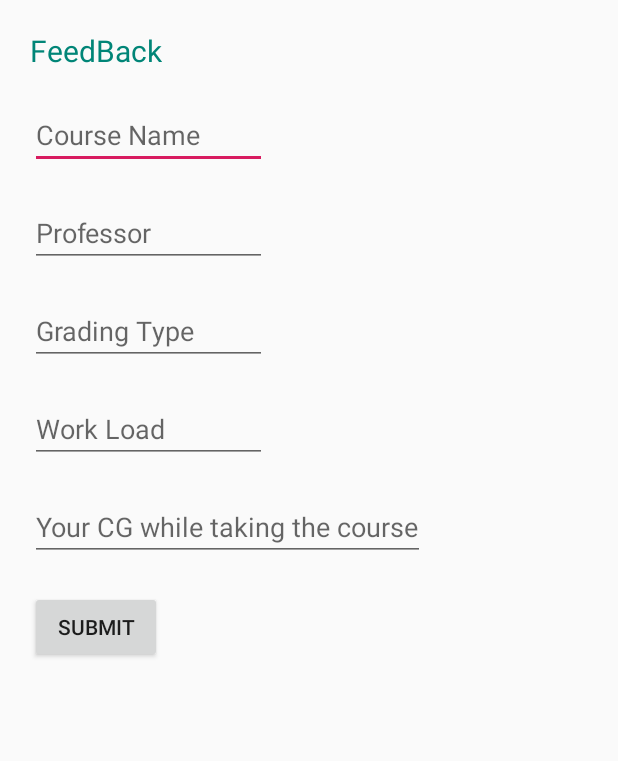
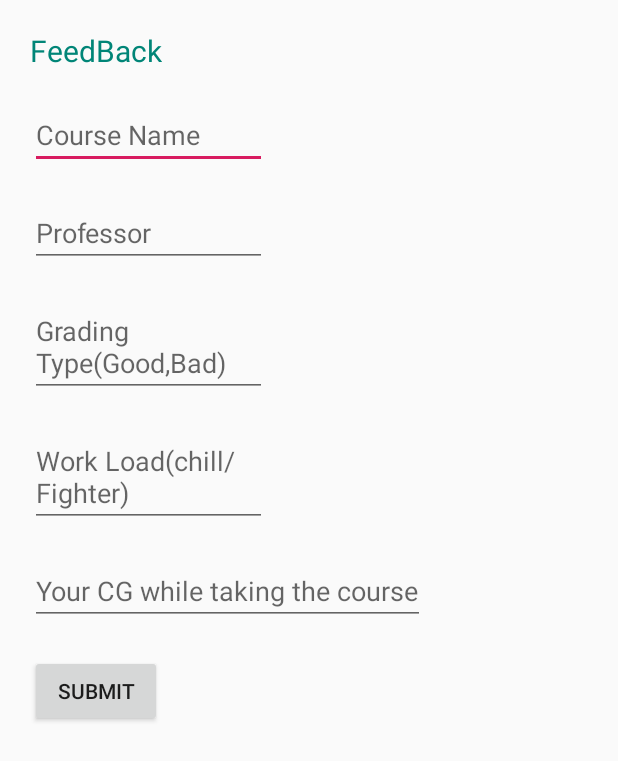
Before and after one commit to Flash-Shivam/HUL_course_selector1, an Android app: the ThirdScreen screen opened directly, with no data from a screen before it, on a phone screen of 412 x 824 dp. Shown: the top 761 px of the screen. Run offline under Robolectric (Android 15) with nearby library versions, the phone set to English and light mode, and no system bars; 1 statement that could not run was skipped.

Commit message:
App Functionality Completed : Design to be improved

```diff
--- a/app/src/main/java/com/shivam/hul_course_selector/ThirdScreen.java
+++ b/app/src/main/java/com/shivam/hul_course_selector/ThirdScreen.java
@@ -6,6 +6,8 @@ import android.database.Cursor;
 import android.database.sqlite.SQLiteDatabase;
 import android.os.Bundle;
 import android.view.View;
+import android.widget.ArrayAdapter;
+import android.widget.AutoCompleteTextView;
 import android.widget.Button;
 import android.widget.EditText;
 import android.widget.TextView;
@@ -15,7 +17,9 @@ import java.util.Random;
 
 public class ThirdScreen extends Activity {
 
+    final String ar [] = new String[]{"Good","Bad",};
 
+    final String arr [] = new String[]{"chill","Fighter",};
 
     @Override
     protected void onCreate(Bundle savedInstanceState) {
@@ -31,7 +35,13 @@ public class ThirdScreen extends Activity {
 
 
 
+        AutoCompleteTextView ed = findViewById(R.id.yar3);
+        ArrayAdapter<String> adapter = new ArrayAdapter<String>(this,android.R.layout.simple_list_item_1 ,ar   );
+        ed.setAdapter(adapter);
 
+        AutoCompleteTextView ea = findViewById(R.id.yar4);
+        ArrayAdapter<String> adapterr = new ArrayAdapter<String>(this,android.R.layout.simple_list_item_1 ,arr   );
+        ea.setAdapter(adapterr);
 
     }
 
@@ -48,7 +58,7 @@ public class ThirdScreen extends Activity {
         EditText v = (EditText) findViewById(R.id.yar4);
         EditText w = (EditText) findViewById(R.id.yar5);
 
-        String send = r.getText().toString() + " " + s.getText().toString() + " " + t.getText().toString() + " " + v.getText().toString() + " " + w.getText().toString();
+        String send = r.getText().toString() + "@" + s.getText().toString() + "%" + t.getText().toString() + "#" + v.getText().toString() + "$" + w.getText().toString();
 
         Intent goingback = new Intent();
 
--- a/app/src/main/res/layout/activity_main.xml
+++ b/app/src/main/res/layout/activity_main.xml
@@ -38,7 +38,7 @@
         android:layout_height="wrap_content"
         android:layout_below="@id/cn"
         android:id="@+id/gn"
-        android:text="Get Name/Code"
+        android:text="Get Name"
 
         />
 
--- a/app/src/main/res/layout/third.xml
+++ b/app/src/main/res/layout/third.xml
@@ -33,22 +33,24 @@
         android:hint="Professor"
         />
 
-    <EditText
+    <AutoCompleteTextView
         android:id="@+id/yar3"
         android:layout_width="158dp"
         android:layout_height="wrap_content"
+        android:completionThreshold="1"
         android:layout_below="@id/yar2"
         android:layout_marginTop="20dp"
-        android:hint="Grading Type"
+        android:hint="Grading Type(Good,Bad)"
         />
 
-    <EditText
+    <AutoCompleteTextView
         android:id="@+id/yar4"
         android:layout_width="158dp"
         android:layout_height="wrap_content"
         android:layout_below="@id/yar3"
         android:layout_marginTop="20dp"
-        android:hint="Work Load"
+        android:completionThreshold="1"
+        android:hint="Work Load(chill/Fighter)"
         />
 
     <EditText
```
Also changed, not shown: app/src/main/java/com/shivam/hul_course_selector/MainActivity.java (+117 -30 lines), app/src/main/java/com/shivam/hul_course_selector/SecondScreen.java (+103 -13 lines), app/src/main/res/layout/second.xml (+10 -0 lines).
